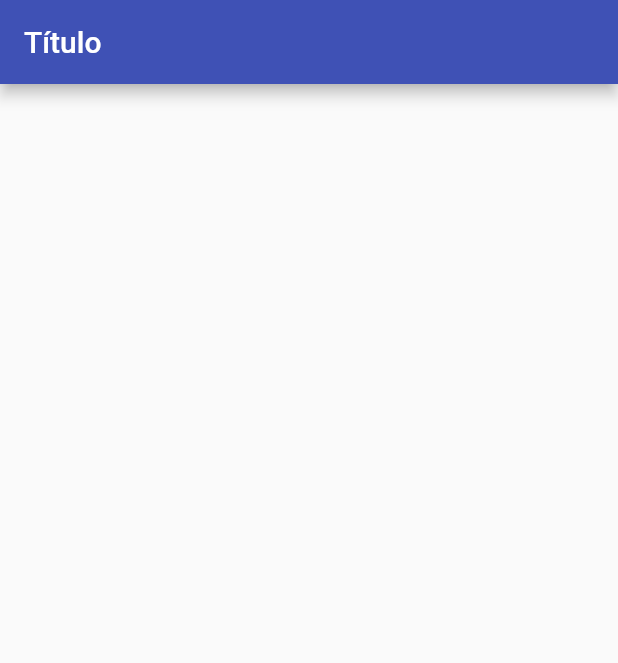
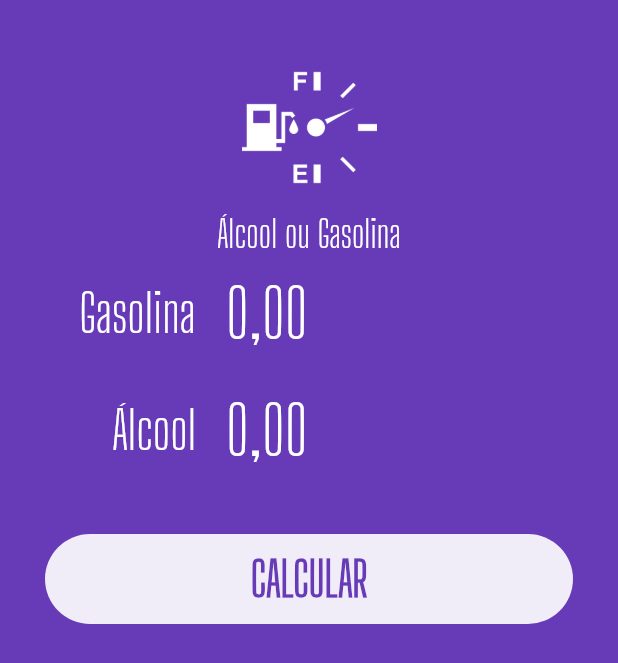
Before and after one commit to Luccasoli/-lcool-ou-gasolina-flutter, a Flutter app: the screen it shows after launch, on a phone screen of 412 x 824 dp. Shown: the top 663 px of the screen. Run offline on Flutter 3.47's test engine with Material 2 defaults, Android fonts, the phone set to English and light mode, and no system bars; our stand-ins replace flutter_masked_text.

Commit message:
componentizando os widgets de input e logo

```diff
--- a/lib/main.dart
+++ b/lib/main.dart
@@ -1,4 +1,7 @@
+import 'package:aog/widgets/Input.dart';
+import 'package:aog/widgets/Logo.dart';
 import 'package:flutter/material.dart';
+import 'package:flutter_masked_text/flutter_masked_text.dart';
 
 void main() => runApp(MyApp());
 
@@ -9,23 +12,56 @@ class MyApp extends StatelessWidget {
       title: 'Álcool ou Gasolina',
       debugShowCheckedModeBanner: false,
       theme: ThemeData(
-        primarySwatch: Colors.blue,
-      ),
+          primarySwatch: Colors.deepPurple,
+          fontFamily: 'Big Shoulders Display'),
       home: HomePage(),
     );
   }
 }
 
 class HomePage extends StatelessWidget {
+  var _gasController = MoneyMaskedTextController();
+  var _alcoolController = MoneyMaskedTextController();
+
   @override
-  Widget build(BuildContext context) => Scaffold(
-        appBar: AppBar(
-          backgroundColor: Colors.indigo,
-          title: Text(
-            'Título',
-            style: TextStyle(color: Colors.white),
+  Widget build(BuildContext context) {
+    return Scaffold(
+      body: Container(
+        color: Theme.of(context).primaryColor,
+        child: SafeArea(
+          child: Column(
+            crossAxisAlignment: CrossAxisAlignment.stretch,
+            children: <Widget>[
+              Logo(),
+              Input(
+                label: 'Gasolina',
+                controller: this._gasController,
+              ),
+              Input(
+                label: 'Álcool',
+                controller: this._alcoolController,
+              ),
+              Container(
+                margin: EdgeInsets.all(30),
+                height: 60,
+                decoration: BoxDecoration(
+                    color: Colors.white.withOpacity(0.9),
+                    borderRadius: BorderRadius.circular(30)),
+                child: FlatButton(
+                  child: Text(
+                    'CALCULAR',
+                    style: TextStyle(
+                        fontWeight: FontWeight.bold,
+                        fontSize: 32,
+                        color: Theme.of(context).primaryColor),
+                  ),
+                  onPressed: () {},
+                ),
+              )
+            ],
           ),
         ),
-        body: Container(),
-      );
+      ),
+    );
+  }
 }
--- /dev/null
+++ b/lib/widgets/Input.dart
@@ -0,0 +1,40 @@
+import 'package:flutter/material.dart';
+
+class Input extends StatelessWidget {
+  TextEditingController controller;
+  String label;
+
+  Input({@required this.controller, @required this.label});
+
+  @override
+  Widget build(BuildContext context) {
+    return Row(
+      children: <Widget>[
+        Expanded(
+          child: Text(
+            this.label,
+            textAlign: TextAlign.right,
+            style: TextStyle(color: Colors.white, fontSize: 35),
+          ),
+        ),
+        SizedBox(
+          width: 20,
+        ),
+        Expanded(
+          flex: 2,
+          child: TextFormField(
+            controller: this.controller,
+            keyboardType: TextInputType.number,
+            style: TextStyle(
+              color: Colors.white,
+              fontSize: 45,
+            ),
+            decoration: InputDecoration(
+              border: InputBorder.none,
+            ),
+          ),
+        )
+      ],
+    );
+  }
+}
--- /dev/null
+++ b/lib/widgets/Logo.dart
@@ -0,0 +1,29 @@
+import 'package:flutter/material.dart';
+
+class Logo extends StatelessWidget {
+  @override
+  Widget build(BuildContext context) {
+    return Column(
+      children: <Widget>[
+        SizedBox(
+          height: 40,
+        ),
+        Image.asset(
+          'assets/images/aog-white.png',
+          height: 90,
+        ),
+        SizedBox(
+          height: 10,
+        ),
+        Text(
+          'Álcool ou Gasolina',
+          textAlign: TextAlign.center,
+          style: TextStyle(
+            color: Colors.white,
+            fontSize: 25,
+          ),
+        )
+      ],
+    );
+  }
+}
```
